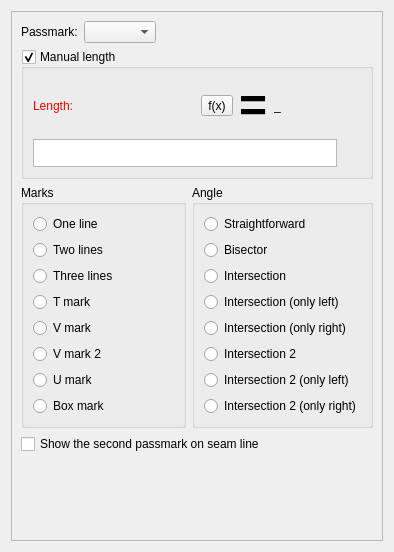
First picture: the form in src/libs/vtools/dialogs/tools/piece/tabs/tabpassmarks.ui, repository dismine/valentina, before the edit.
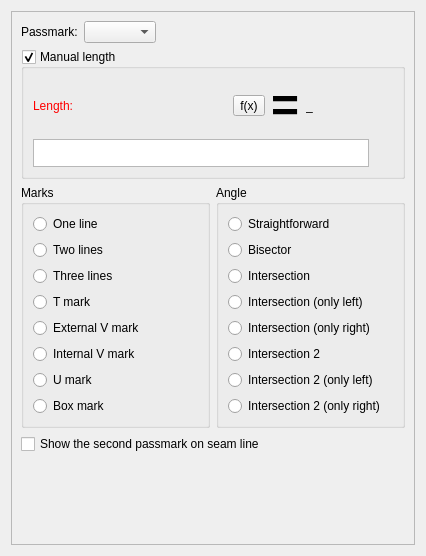
Second picture: the form after the edit. Icons and pictures are not drawn. Custom widgets are drawn as their Qt base class.

Commit message: Improve labels for V notch.

Diff of the .ui file:
```diff
--- a/src/libs/vtools/dialogs/tools/piece/tabs/tabpassmarks.ui
+++ b/src/libs/vtools/dialogs/tools/piece/tabs/tabpassmarks.ui
@@ -6,8 +6,8 @@
    <rect>
     <x>0</x>
     <y>0</y>
-    <width>394</width>
-    <height>552</height>
+    <width>426</width>
+    <height>556</height>
    </rect>
   </property>
   <property name="windowTitle">
@@ -24,8 +24,8 @@
        <rect>
         <x>0</x>
         <y>0</y>
-        <width>374</width>
-        <height>532</height>
+        <width>406</width>
+        <height>536</height>
        </rect>
       </property>
       <layout class="QVBoxLayout" name="verticalLayout_5">
@@ -167,7 +167,6 @@
               <property name="font">
                <font>
                 <pointsize>36</pointsize>
-                <weight>75</weight>
                 <bold>true</bold>
                </font>
               </property>
@@ -348,7 +347,7 @@
                <string>Acute angle that looks inside of piece</string>
               </property>
               <property name="text">
-               <string>V mark</string>
+               <string>External V mark</string>
               </property>
               <attribute name="buttonGroup">
                <string notr="true">buttonGroupLineType</string>
@@ -364,7 +363,7 @@
                <string>Acute angle that looks outside of piece</string>
               </property>
               <property name="text">
-               <string>V mark 2</string>
+               <string>Internal V mark</string>
               </property>
               <attribute name="buttonGroup">
                <string notr="true">buttonGroupLineType</string>
```
Left out of the diff: 2 changed lines with no effect on the pictures. The commit also changes 2 other files.
